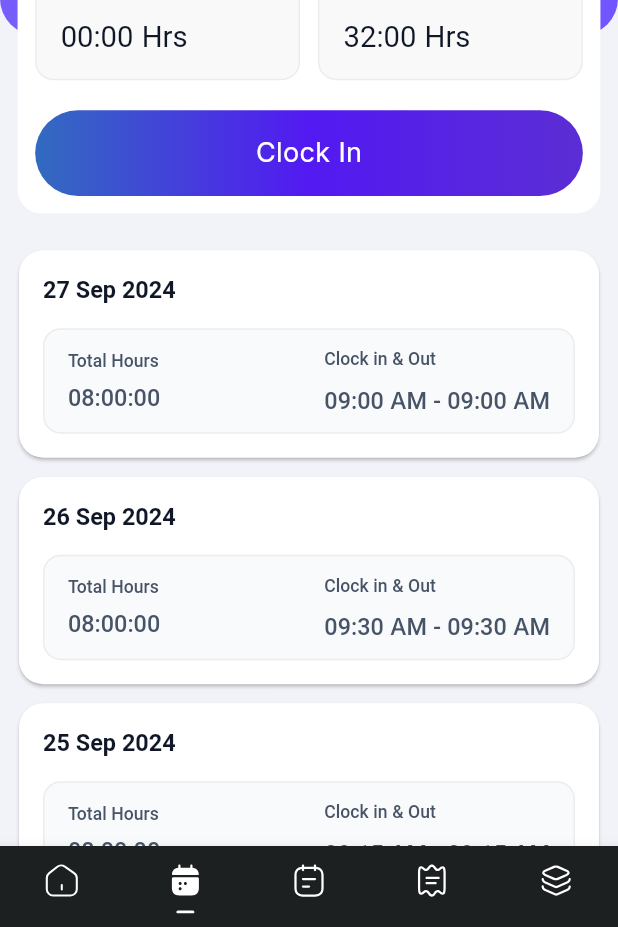
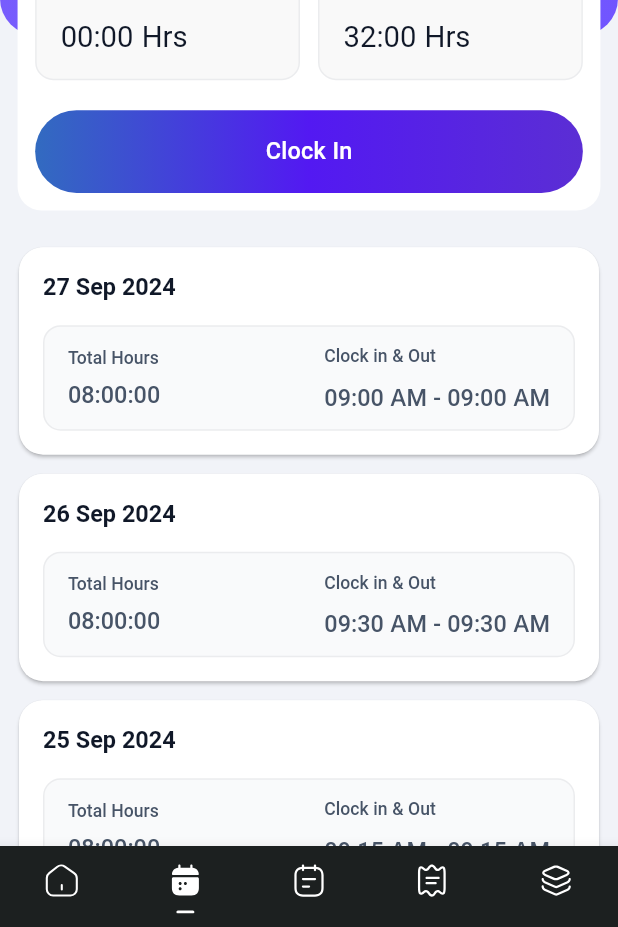
Before and after one commit to dahyahmed97/flutterDevTask, a Flutter app: the screen it shows after launch, item 2 of the bottom bar chosen, on a phone screen of 412 x 824 dp. Shown: the part 306-1233 px from the top of the screen. Run offline on Flutter 3.47's test engine with Material 3 defaults, Android fonts, the phone set to English and light mode, and no system bars; our stand-ins replace connectivity_plus, dartz, dio, equatable, flutter_bloc, flutter_screenutil and 7 more; missing offline and left inert: data_connection_checker_nulls; Roboto replaces fonts that are missing (Cairo); project files that could hold a hidden picture were left out.

Commit message:
update gradient button text style

```diff
--- a/hrApp/lib/features/clockIn/presentation/widgets/gradient_button.dart
+++ b/hrApp/lib/features/clockIn/presentation/widgets/gradient_button.dart
@@ -26,9 +26,13 @@ class GradientButton extends StatelessWidget {
           borderRadius: BorderRadius.circular(30),
         ),
         child: Center(
-          child: const Text(
+          child: Text(
             'Clock In',
-            style: TextStyle(color: Colors.white, fontSize: 18),
+            style: Theme.of(context).textTheme.titleMedium!.copyWith(
+              fontSize: 16.sp,
+              color: Colors.white,
+              fontWeight: FontWeight.w500,
+            ),
           ),
         ),
       ),
```
